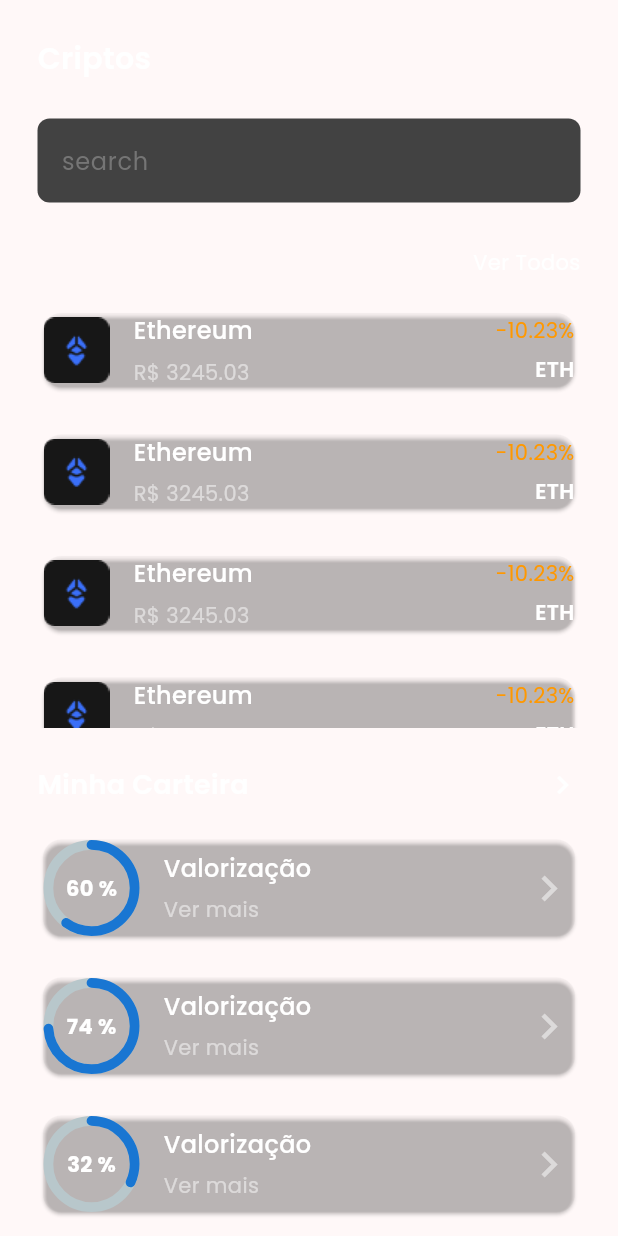
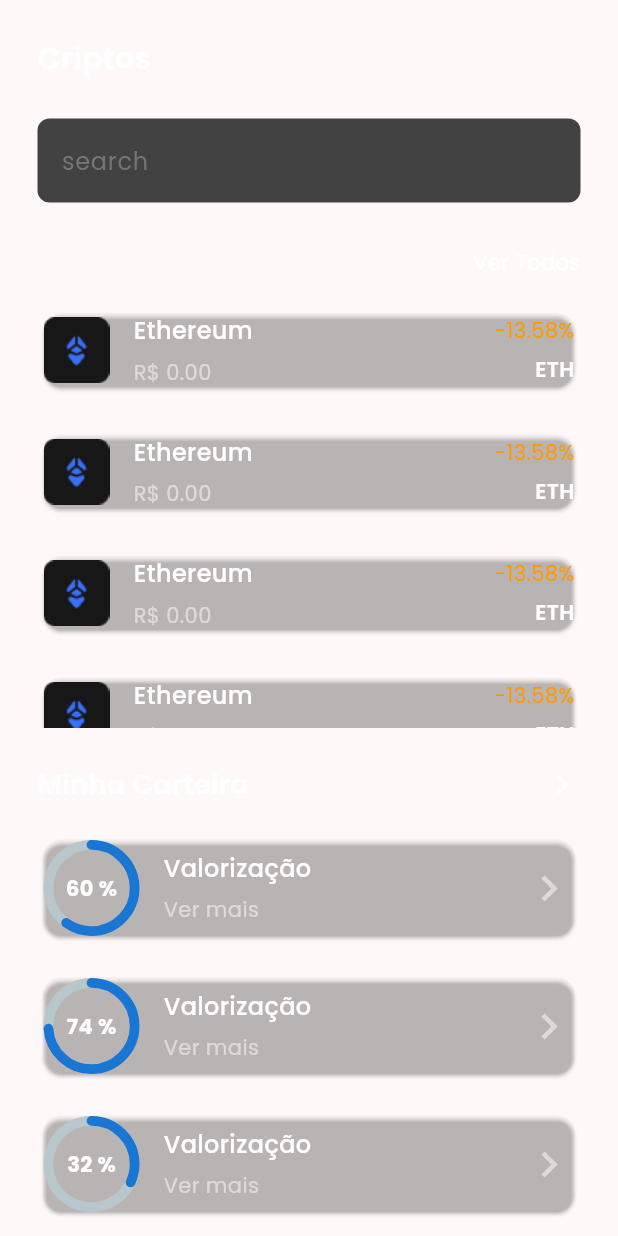
Before and after one commit to CodingTheKey/finance-app, a Flutter app: the HomePage screen opened by its route, on a phone screen of 412 x 824 dp. Run offline on Flutter 3.47's test engine with Material 3 defaults, Android fonts, the phone set to English and light mode, and no system bars; drawn by our look-alikes of percent_indicator; our stand-ins replace google_fonts.

Commit message:
feat: add random valus

```diff
--- a/lib/components/cards/ticker_card.dart
+++ b/lib/components/cards/ticker_card.dart
@@ -43,7 +43,7 @@ class TickerCardWidget extends StatelessWidget {
                     const SizedBox(
                       height: 6,
                     ),
-                    Text('R\$ $price',
+                    Text('R\$ ${price.toStringAsFixed(2)}',
                         style: const TextStyle(
                             fontSize: 14,
                             color: Color.fromRGBO(255, 255, 255, 0.5))),
@@ -54,7 +54,7 @@ class TickerCardWidget extends StatelessWidget {
                 crossAxisAlignment: CrossAxisAlignment.end,
                 children: [
                   Text(
-                    '$variation%',
+                    '${variation.toStringAsFixed(2)}%',
                     style: TextStyle(
                         color: this.variation > 0
                             ? Colors.green[400]
--- a/lib/pages/home_page.dart
+++ b/lib/pages/home_page.dart
@@ -1,3 +1,5 @@
+import 'dart:math';
+
 import 'package:finance_app/components/cards/rental_card.dart';
 import 'package:finance_app/components/cards/ticker_card.dart';
 import 'package:finance_app/components/input/input.dart';
@@ -40,8 +42,12 @@ class HomePage extends StatelessWidget {
                 return Column(children: [
                   TickerCardWidget(
                     title: 'Ethereum',
-                    price: 3245.03,
-                    variation: -10.23,
+                    price: Random().nextInt(2) > 0
+                        ? Random().nextDouble() * 5000
+                        : Random().nextDouble() / 1000,
+                    variation: Random().nextInt(2) > 0
+                        ? Random().nextDouble() * 123
+                        : -Random().nextDouble() * 123,
                     symbol: 'ETH',
                     onPressed: () {
                       Navigator.pushNamed(context, '/');
```
